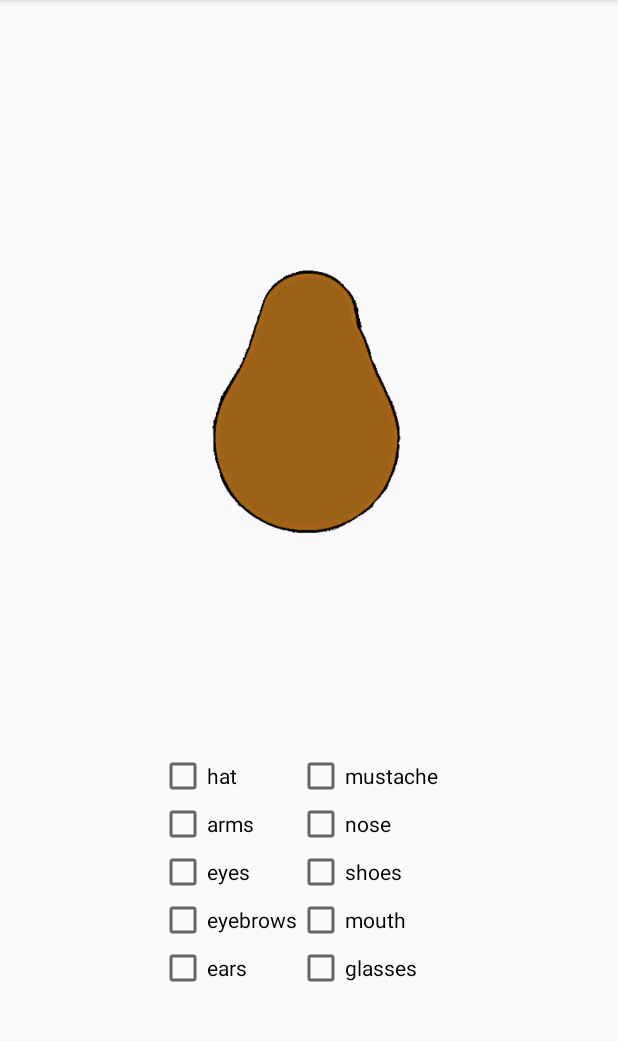
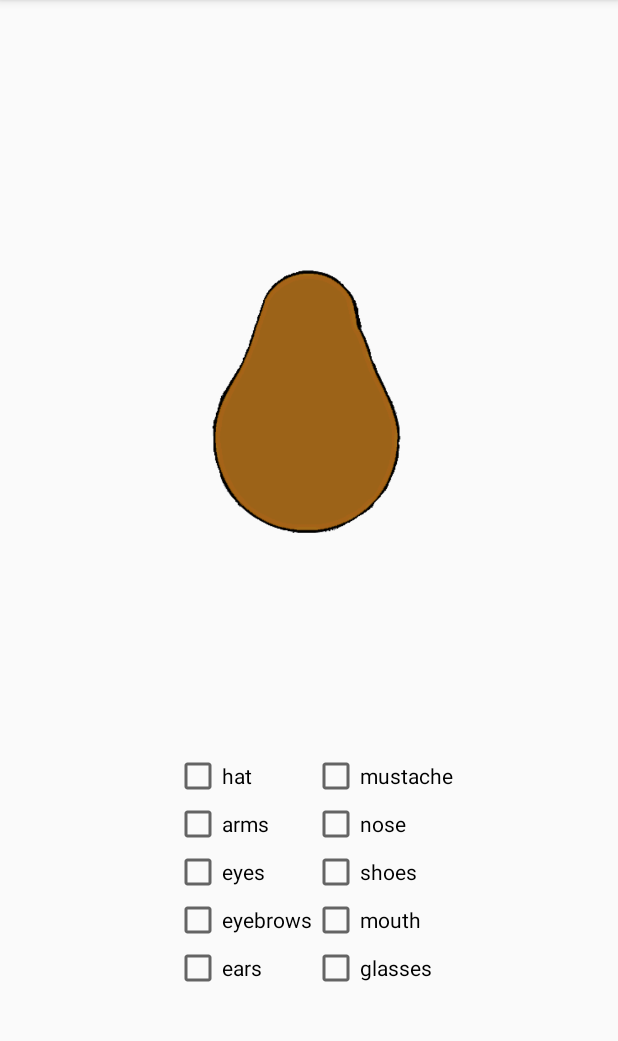
Before and after one commit to Huikie/Mr-Potatohead, an Android app: the screen it shows after launch (MainActivity), on a phone screen of 412 x 824 dp, the part 84-1125 px from its top. Run offline under Robolectric (Android 15) with nearby library versions, the phone set to English and light mode, and no system bars.

Commit message:
New screenshots, code cleaning up & comments.

```diff
--- a/app/src/main/res/layout/activity_main.xml
+++ b/app/src/main/res/layout/activity_main.xml
@@ -109,6 +109,7 @@
         android:layout_marginBottom="8dp"
         app:layout_constraintBottom_toBottomOf="parent"
         app:layout_constraintEnd_toEndOf="parent"
+        app:layout_constraintHorizontal_bias="0.55"
         app:layout_constraintStart_toStartOf="parent"
         app:layout_constraintTop_toBottomOf="@+id/frameLayout">
 
```
Also changed, not shown: app/src/main/java/com/example/daan/mrpotatohead/MainActivity.java (+8 -11 lines), 3 other files.
